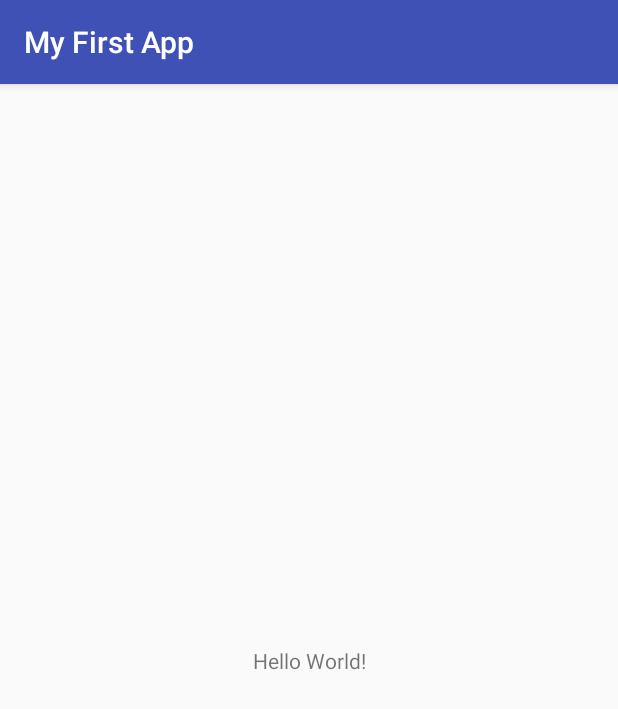
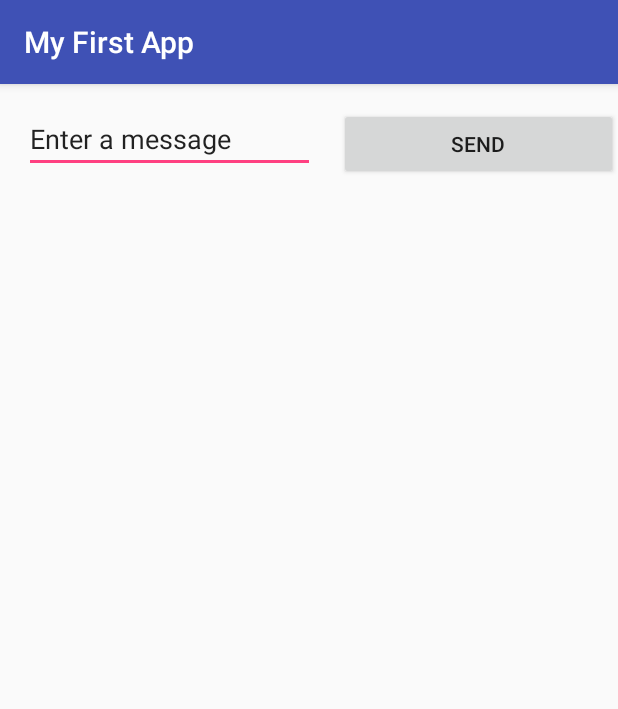
Before and after one commit to hejin82/android-sample, an Android app: the screen it shows after launch (MainActivity), on a phone screen of 412 x 824 dp. Shown: the top 709 px of the screen. Run offline under Robolectric (Android 15) with nearby library versions, the phone set to English and light mode, and no system bars.

Commit message:
MyFirstApp add EditText and Button

```diff
--- a/MyFirstApp/app/src/main/res/layout/activity_main.xml
+++ b/MyFirstApp/app/src/main/res/layout/activity_main.xml
@@ -6,13 +6,31 @@
     android:layout_height="match_parent"
     tools:context=".MainActivity">
 
-    <TextView
-        android:layout_width="wrap_content"
-        android:layout_height="wrap_content"
-        android:text="Hello World!"
-        app:layout_constraintBottom_toBottomOf="parent"
-        app:layout_constraintLeft_toLeftOf="parent"
-        app:layout_constraintRight_toRightOf="parent"
+    <EditText
+        android:id="@+id/editText"
+        android:layout_width="194dp"
+        android:layout_height="43dp"
+        android:layout_marginLeft="16dp"
+        android:layout_marginStart="16dp"
+        android:layout_marginTop="16dp"
+        android:ems="10"
+        android:inputType="textPersonName"
+        android:text="@string/edit_message"
+        app:layout_constraintEnd_toStartOf="@+id/button"
+        app:layout_constraintHorizontal_bias="0.5"
+        app:layout_constraintStart_toStartOf="parent"
         app:layout_constraintTop_toTopOf="parent" />
 
+    <Button
+        android:id="@+id/button"
+        android:layout_width="0dp"
+        android:layout_height="wrap_content"
+        android:layout_marginLeft="16dp"
+        android:layout_marginStart="16dp"
+        android:layout_marginTop="16dp"
+        android:text="@string/button_send"
+        app:layout_constraintEnd_toEndOf="parent"
+        app:layout_constraintHorizontal_bias="0.5"
+        app:layout_constraintStart_toEndOf="@+id/editText"
+        app:layout_constraintTop_toTopOf="parent" />
 </android.support.constraint.ConstraintLayout>
--- a/MyFirstApp/app/src/main/res/values/strings.xml
+++ b/MyFirstApp/app/src/main/res/values/strings.xml
@@ -1,3 +1,5 @@
 <resources>
     <string name="app_name">My First App</string>
+    <string name="edit_message">Enter a message</string>
+    <string name="button_send">Send</string>
 </resources>
```
